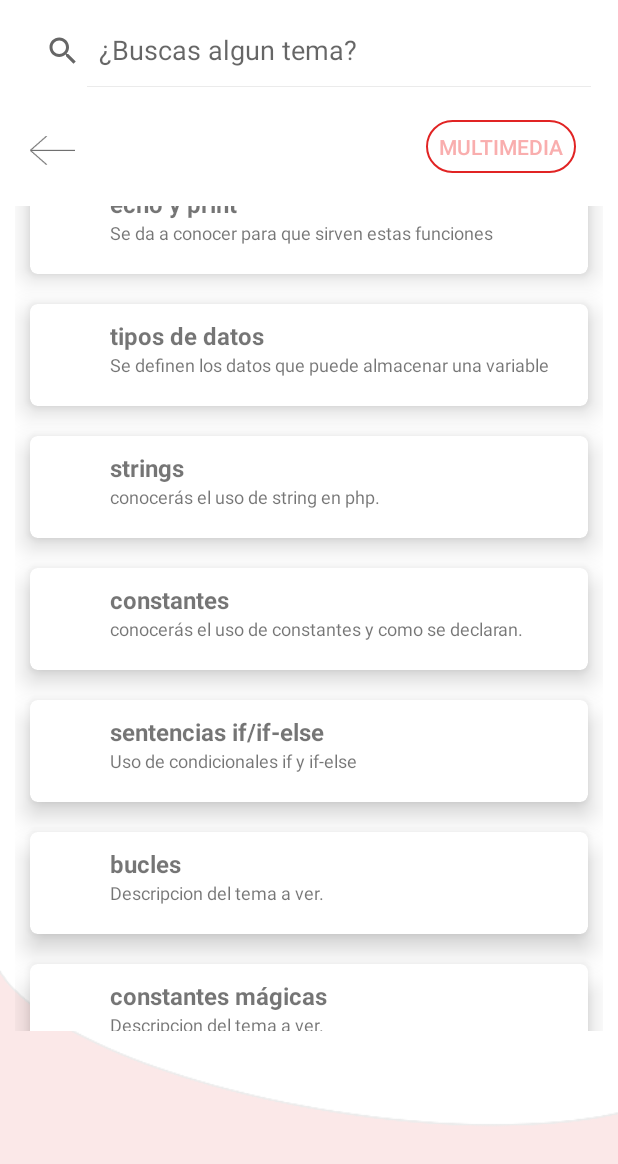
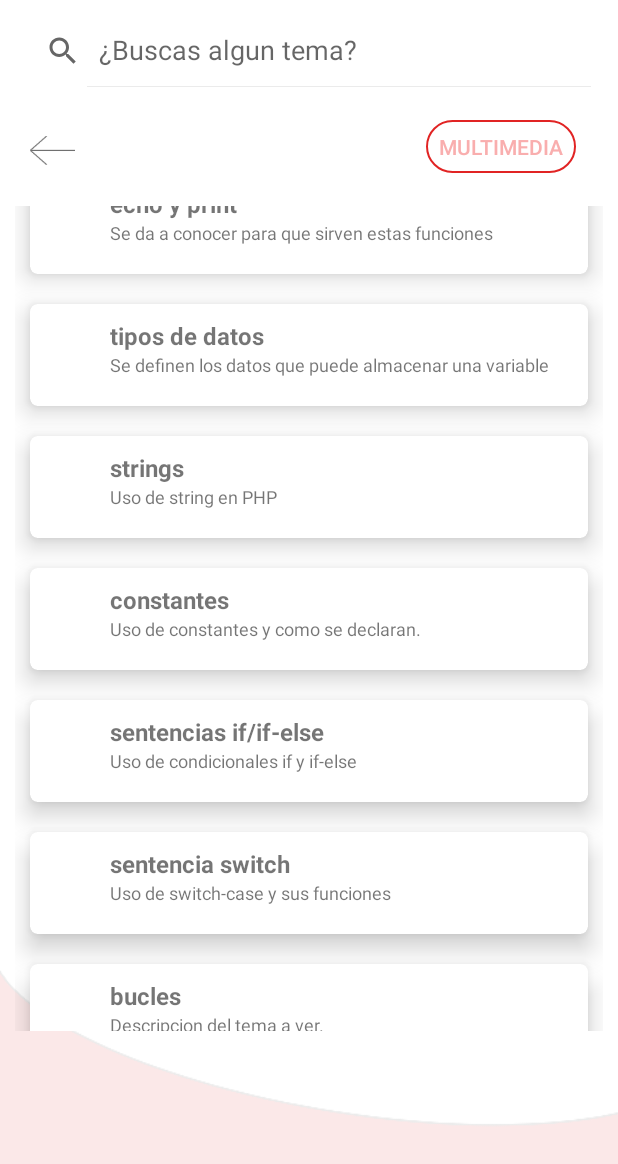
Before and after one commit to SaulGrez/curso_terminado, an Android app: the contenido_basico screen opened directly, with no data from a screen before it, scrolled down 384 dp, on a phone screen of 412 x 824 dp. Shown: the top 1164 px of the screen. Run offline under Robolectric (Android 15) with nearby library versions, the phone set to English and light mode, and no system bars.

Commit message:
v1.0.4 TERMINADO

```diff
--- a/app/src/main/java/com/example/curso_php/contenido_basico.java
+++ b/app/src/main/java/com/example/curso_php/contenido_basico.java
@@ -58,25 +58,23 @@ public class contenido_basico extends AppCompatActivity implements RecyclerAdapt
         itemLists.add(new ItemList("introducción", "¿Qué es php?...", R.drawable.transparent_b));
         itemLists.add(new ItemList("estándares de codificación", "El conjunto de reglas para su codificación", R.drawable.transparent_b));
         itemLists.add(new ItemList("sintaxis básica", "Se definen la sintaxis del lenguaje PHP", R.drawable.transparent_b));
-        itemLists.add(new ItemList("variables", "Tipos de variables y como se definen.", R.drawable.transparent_b));
+        itemLists.add(new ItemList("variables", "Tipos de variables y como se definen", R.drawable.transparent_b));
         itemLists.add(new ItemList("echo y print", "Se da a conocer para que sirven estas funciones", R.drawable.transparent_b));
         itemLists.add(new ItemList("tipos de datos", "Se definen los datos que puede almacenar una variable", R.drawable.transparent_b));
-        itemLists.add(new ItemList("strings", "conocerás el uso de string en php.", R.drawable.transparent_b));
-        itemLists.add(new ItemList("constantes", "conocerás el uso de constantes y como se declaran.", R.drawable.transparent_b));
+        itemLists.add(new ItemList("strings", "Uso de string en PHP", R.drawable.transparent_b));
+        itemLists.add(new ItemList("constantes", "Uso de constantes y como se declaran.", R.drawable.transparent_b));
         itemLists.add(new ItemList("sentencias if/if-else", "Uso de condicionales if y if-else", R.drawable.transparent_b));
+        itemLists.add(new ItemList("sentencia switch", "Uso de switch-case y sus funciones", R.drawable.transparent_b));
         itemLists.add(new ItemList("bucles", "Descripcion del tema a ver.", R.drawable.transparent_b));
-        itemLists.add(new ItemList("constantes mágicas", "Descripcion del tema a ver.", R.drawable.transparent_b));
-        itemLists.add(new ItemList("métodos get y post", "Descripcion del tema a ver.", R.drawable.transparent_b));
-        itemLists.add(new ItemList("superglobales", "Descripcion del tema a ver.", R.drawable.transparent_b));
-        itemLists.add(new ItemList("funciones", "Descripcion del tema a ver.", R.drawable.transparent_b));
-        itemLists.add(new ItemList("while", "Uso de ciclos ", R.drawable.transparent_b));
-        itemLists.add(new ItemList("do while", "Uso del ciclo do-while en PHP", R.drawable.transparent_b));
+        itemLists.add(new ItemList("constantes mágicas", "Funciones de constantes mágicas en PHP", R.drawable.transparent_b));
+        itemLists.add(new ItemList("métodos get y post", "Uso de los métodos get() and post()", R.drawable.transparent_b));
+        itemLists.add(new ItemList("superglobales", "Declaración de variables superglobales", R.drawable.transparent_b));
+        itemLists.add(new ItemList("funciones", "Tipos de funciones en PHP", R.drawable.transparent_b));
+        itemLists.add(new ItemList("funciones matemáticas", "Palabras reservadas y sus funciones matemáticas", R.drawable.transparent_b));
+        itemLists.add(new ItemList("tipos de errores", "Tipos de errores en PHP", R.drawable.transparent_b));
+        itemLists.add(new ItemList("manejo de errores", "Corregir algunos errores comunes en PHP", R.drawable.transparent_b));
         itemLists.add(new ItemList("", "", R.drawable.transparent_b));
-        /*itemLists.add(new ItemList("tema 18", "Descripcion del tema a ver.", R.drawable.transparent_b));
-        itemLists.add(new ItemList("tema 19", "Descripcion del tema a ver.", R.drawable.transparent_b));
-        itemLists.add(new ItemList("tema 20", "Descripcion del tema a ver.", R.drawable.transparent_b));
-        itemLists.add(new ItemList("tema 21", "Descripcion del tema a ver.", R.drawable.transparent_b));
-        itemLists.add(new ItemList("tema 22", "Descripcion del tema a ver.", R.drawable.transparent_b));
+         /*itemLists.add(new ItemList("tema 22", "Descripcion del tema a ver.", R.drawable.transparent_b));
         itemLists.add(new ItemList("tema 23", "Descripcion del tema a ver.", R.drawable.transparent_b));
         itemLists.add(new ItemList("tema 24", "Descripcion del tema a ver.", R.drawable.transparent_b));
         itemLists.add(new ItemList("tema 25", "Descripcion del tema a ver.", R.drawable.transparent_b));
--- a/app/src/main/java/curso_basico/activitys/tema10Activity.java
+++ b/app/src/main/java/curso_basico/activitys/tema10Activity.java
@@ -68,7 +68,7 @@ public class tema10Activity extends AppCompatActivity {
     }
     //++++++++++++++++++++++++++++++++++++++++++++++++++++++++++++++
     public void ant_tema(View view) {
-        Intent anterior = new Intent(this, tema9Activity.class);
+        Intent anterior = new Intent(this, tema15Activity.class);
         startActivity(anterior);
         finish();
     }
--- a/app/src/main/java/curso_basico/activitys/tema14Activity.java
+++ b/app/src/main/java/curso_basico/activitys/tema14Activity.java
@@ -74,7 +74,7 @@ public class tema14Activity extends AppCompatActivity {
     }
     //++++++++++++++++++++++++++++++++++++++++++++++++++++++++++++++
     public void sig_tema(View view) {
-        Intent siguiente = new Intent(this, tema15Activity.class);
+        Intent siguiente = new Intent(this, tema16Activity.class);
         startActivity(siguiente);
         finish();
     }
--- a/app/src/main/java/curso_basico/activitys/tema15Activity.java
+++ b/app/src/main/java/curso_basico/activitys/tema15Activity.java
@@ -68,13 +68,13 @@ public class tema15Activity extends AppCompatActivity {
     }
     //++++++++++++++++++++++++++++++++++++++++++++++++++++++++++++++
     public void ant_tema(View view) {
-        Intent anterior = new Intent(this, tema14Activity.class);
+        Intent anterior = new Intent(this, tema9Activity.class);
         startActivity(anterior);
         finish();
     }
     //++++++++++++++++++++++++++++++++++++++++++++++++++++++++++++++
     public void sig_tema(View view) {
-        Intent siguiente = new Intent(this, tema16Activity.class);
+        Intent siguiente = new Intent(this, tema10Activity.class);
         startActivity(siguiente);
         finish();
     }
--- a/app/src/main/java/curso_basico/activitys/tema16Activity.java
+++ b/app/src/main/java/curso_basico/activitys/tema16Activity.java
@@ -70,7 +70,7 @@ public class tema16Activity extends AppCompatActivity {
 
     //++++++++++++++++++++++++++++++++++++++++++++++++++++++++++++++
     public void ant_tema(View view) {
-        Intent anterior = new Intent(this, tema15Activity.class);
+        Intent anterior = new Intent(this, tema14Activity.class);
         startActivity(anterior);
         finish();
     }
--- a/app/src/main/java/curso_basico/activitys/tema9Activity.java
+++ b/app/src/main/java/curso_basico/activitys/tema9Activity.java
@@ -75,7 +75,7 @@ public class tema9Activity extends AppCompatActivity {
     }
     //++++++++++++++++++++++++++++++++++++++++++++++++++++++++++++++
     public void sig_tema(View view) {
-        Intent siguiente = new Intent(this, tema10Activity.class);
+        Intent siguiente = new Intent(this, tema15Activity.class);
         startActivity(siguiente);
         finish();
     }
--- a/app/src/main/java/curso_intermedio/activitys/tema16inActivity.java
+++ b/app/src/main/java/curso_intermedio/activitys/tema16inActivity.java
@@ -74,7 +74,7 @@ public class tema16inActivity extends AppCompatActivity {
     //++++++++++++++++++++++++++++++++++++++++++++++++++++++++++++++
 
     public void sig_tema(View view) {
-        Intent siguiente = new Intent(this, tema17inActivity.class);
+        Intent siguiente = new Intent(this, tema18inActivity.class);
         startActivity(siguiente);
         finish();
     }
--- a/app/src/main/java/curso_intermedio/activitys/tema17inActivity.java
+++ b/app/src/main/java/curso_intermedio/activitys/tema17inActivity.java
@@ -67,14 +67,14 @@ public class tema17inActivity extends AppCompatActivity {
 
     //++++++++++++++++++++++++++++++++++++++++++++++++++++++++++++++
     public void ant_tema(View view) {
-        Intent anterior = new Intent(this, tema16inActivity.class);
+        Intent anterior = new Intent(this, tema4inActivity.class);
         startActivity(anterior);
         finish();
     }
     //++++++++++++++++++++++++++++++++++++++++++++++++++++++++++++++
 
     public void sig_tema(View view) {
-        Intent siguiente = new Intent(this, tema18inActivity.class);
+        Intent siguiente = new Intent(this, tema5inActivity.class);
         startActivity(siguiente);
         finish();
     }
--- a/app/src/main/java/curso_intermedio/activitys/tema18inActivity.java
+++ b/app/src/main/java/curso_intermedio/activitys/tema18inActivity.java
@@ -67,7 +67,7 @@ public class tema18inActivity extends AppCompatActivity {
 
     //++++++++++++++++++++++++++++++++++++++++++++++++++++++++++++++
     public void ant_tema(View view) {
-        Intent anterior = new Intent(this, tema17inActivity.class);
+        Intent anterior = new Intent(this, tema16inActivity.class);
         startActivity(anterior);
         finish();
     }
--- a/app/src/main/java/curso_intermedio/activitys/tema4inActivity.java
+++ b/app/src/main/java/curso_intermedio/activitys/tema4inActivity.java
@@ -76,7 +76,7 @@ public class tema4inActivity extends AppCompatActivity {
     //++++++++++++++++++++++++++++++++++++++++++++++++++++++++++++++
 
     public void sig_tema(View view) {
-        Intent siguiente = new Intent(this, tema5inActivity.class);
+        Intent siguiente = new Intent(this, tema17inActivity.class);
         startActivity(siguiente);
         finish();
     }
--- a/app/src/main/java/curso_intermedio/activitys/tema5inActivity.java
+++ b/app/src/main/java/curso_intermedio/activitys/tema5inActivity.java
@@ -69,7 +69,7 @@ public class tema5inActivity extends AppCompatActivity {
 
     //++++++++++++++++++++++++++++++++++++++++++++++++++++++++++++++
     public void ant_tema(View view) {
-        Intent anterior = new Intent(this, tema4inActivity.class);
+        Intent anterior = new Intent(this, tema17inActivity.class);
         startActivity(anterior);
         finish();
     }
```
Also changed, not shown: app/src/main/java/com/example/curso_php/RecyclerAdapter.java (+9 -8 lines), app/src/main/java/com/example/curso_php/RecyclerAdapter2.java (+8 -8 lines), app/src/main/java/com/example/curso_php/contenido_intermedio.java (+12 -12 lines), app/src/main/res/layout/activity_inter16.xml (+14 -0 lines), app/src/main/res/layout/activity_inter18.xml (+0 -14 lines), app/src/main/res/layout/activity_tema16.xml (+14 -0 lines), app/src/main/res/layout/activity_tema18.xml (+0 -14 lines).
